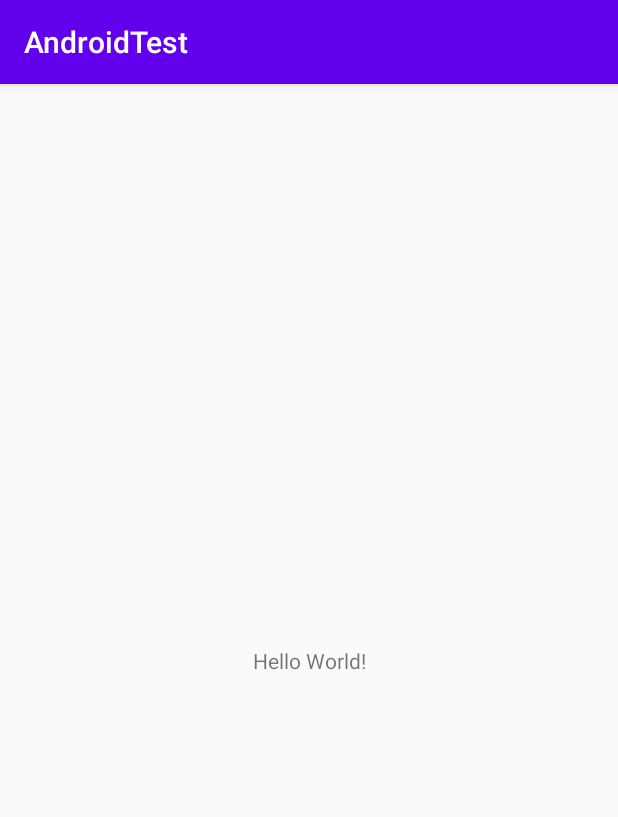
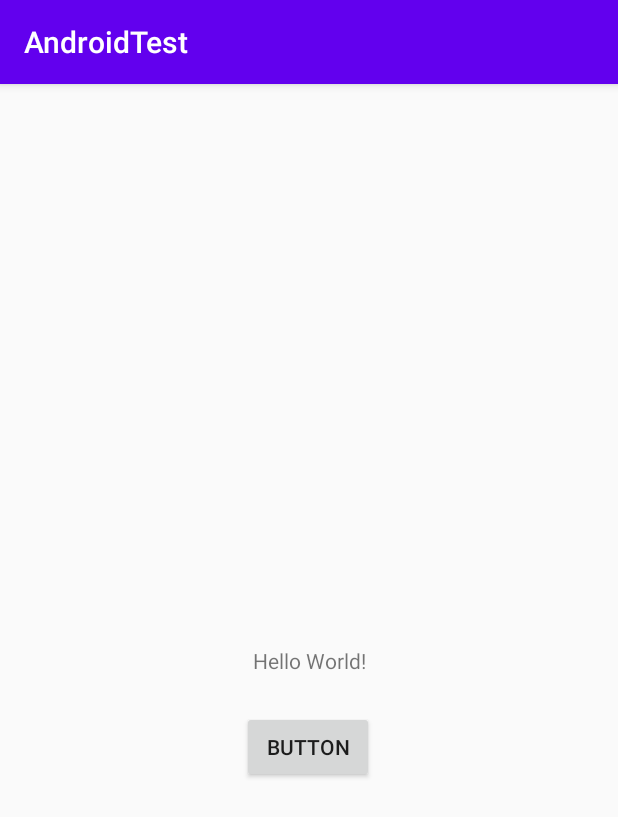
Before and after one commit to MikeHyungiLee/AndroidTest, an Android app: the screen it shows after launch (MainActivity), on a phone screen of 412 x 824 dp. Shown: the top 817 px of the screen. Run offline under Robolectric (Android 15) with nearby library versions, the phone set to English and light mode, and no system bars.

Commit message:
added a button

```diff
--- a/app/src/main/res/layout/activity_main.xml
+++ b/app/src/main/res/layout/activity_main.xml
@@ -7,12 +7,25 @@
     tools:context=".MainActivity">
 
     <TextView
+        android:id="@+id/textView"
         android:layout_width="wrap_content"
         android:layout_height="wrap_content"
         android:text="Hello World!"
         app:layout_constraintBottom_toBottomOf="parent"
-        app:layout_constraintLeft_toLeftOf="parent"
-        app:layout_constraintRight_toRightOf="parent"
+        app:layout_constraintEnd_toEndOf="parent"
+        app:layout_constraintHorizontal_bias="0.5"
+        app:layout_constraintStart_toStartOf="parent"
         app:layout_constraintTop_toTopOf="parent" />
 
+    <Button
+        android:id="@+id/button"
+        android:layout_width="wrap_content"
+        android:layout_height="wrap_content"
+        android:layout_marginTop="24dp"
+        android:text="Button"
+        app:layout_constraintEnd_toEndOf="parent"
+        app:layout_constraintHorizontal_bias="0.498"
+        app:layout_constraintStart_toStartOf="parent"
+        app:layout_constraintTop_toBottomOf="@+id/textView" />
+
 </androidx.constraintlayout.widget.ConstraintLayout>
```
